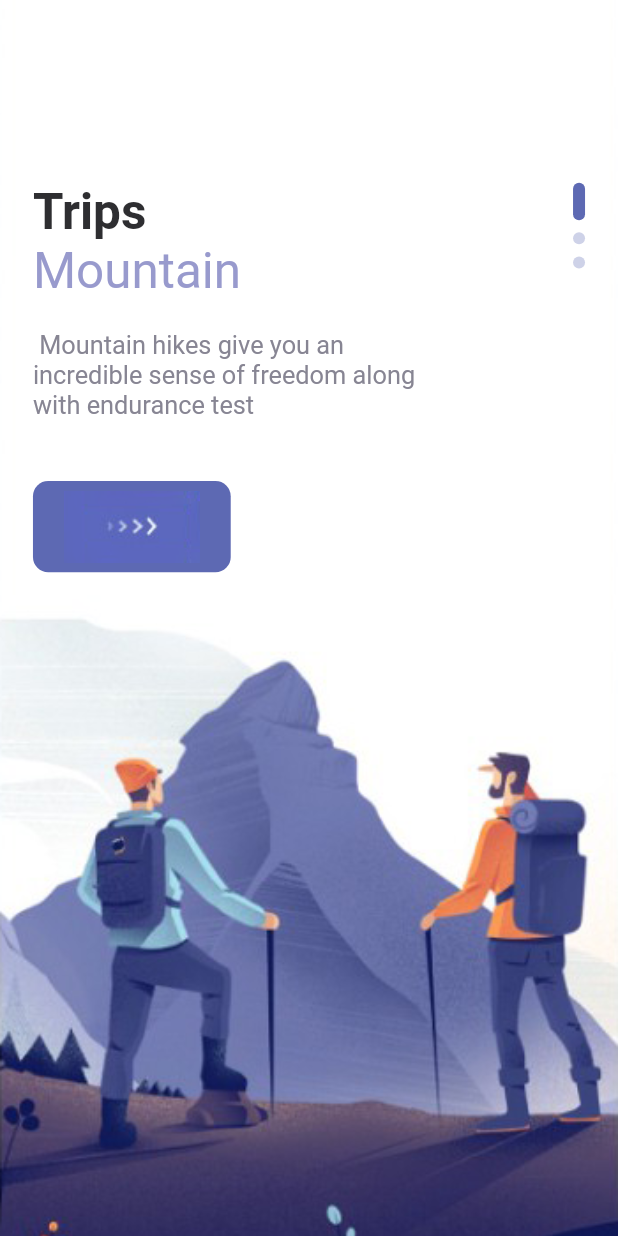
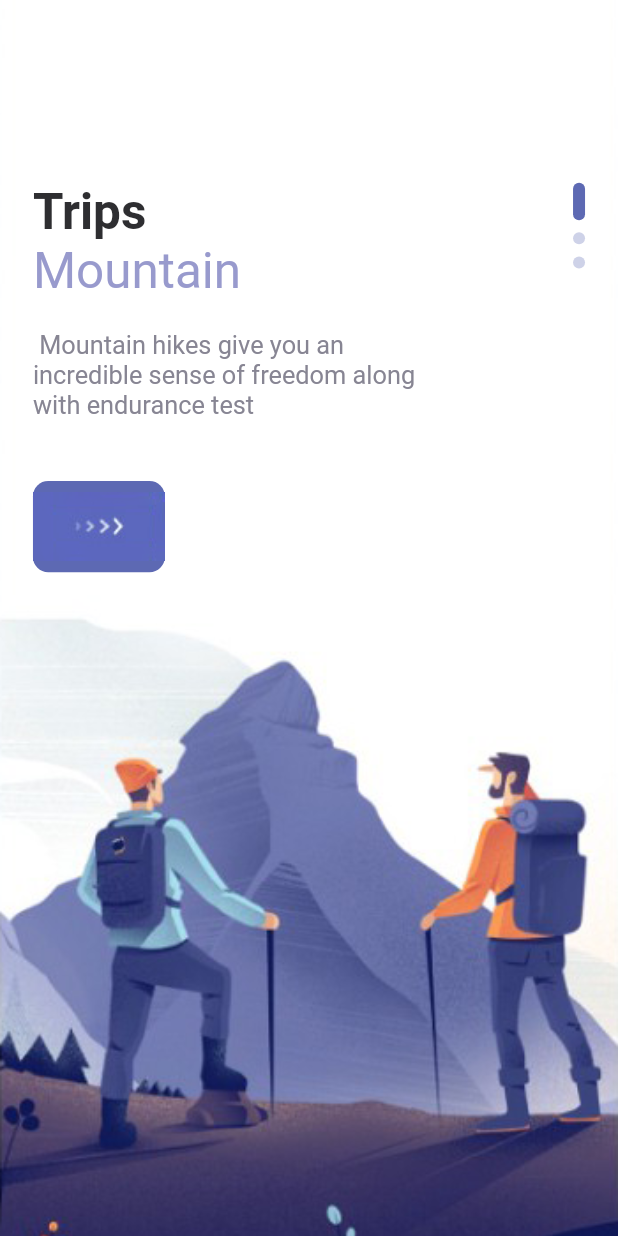
Before and after one commit to lezzycan/TravelApp, a Flutter app: the WelcomePage screen opened directly, on a phone screen of 412 x 824 dp. Run offline on Flutter 3.47's test engine with Material 2 defaults, Android fonts, the phone set to English and light mode, and no system bars; our stand-ins replace bloc, equatable, flutter_bloc, flutter_screenutil.

Commit message:
implemented all screens

```diff
--- a/lib/constants/trv_assets.dart
+++ b/lib/constants/trv_assets.dart
@@ -1,6 +1,7 @@
-class TrvAssets {
-  TrvAssets._();
+class TrvString {
+  TrvString._();
 
+  /// assets string
   static const String ballon = 'img/balloning.png';
   static const String button = 'img/button-one.png';
   static const String hiking = 'img/hiking.png';
@@ -8,6 +9,10 @@ class TrvAssets {
   static const String moutain = 'img/mountain.jpeg';
   static const String snork = 'img/snorkling.png';
   static const String welcome1 = 'img/welcome-one.png';
-   static const String welcome2 = 'img/welcome-two.png';
-    static const String welcome3 = 'img/welcome-three.png';
+  static const String welcome2 = 'img/welcome-two.png';
+  static const String welcome3 = 'img/welcome-three.png';
+
+  /// url
+  static const String baseUrl = 'http://mark.bslmeiyu.com/api';
+  static const String apiUrl = 'getplaces';
 }
--- /dev/null
+++ b/lib/cubit/trv_cubits.dart
@@ -0,0 +1,27 @@
+import 'package:bloc/bloc.dart';
+import 'package:bloc_travel_app/cubit/trv_cubits_state.dart';
+import 'package:bloc_travel_app/model/trv_model.dart';
+import 'package:bloc_travel_app/services/trv_data_service.dart';
+
+class TrvCubits extends Cubit<CubitState> {
+  TrvCubits({required this.dataService}) : super(InitialStates()) {
+    emit(WelcomeStates());
+  }
+  final DataService dataService;
+  late final places;
+  void getData() async {
+    try {
+      emit(LoadingStates());
+      places = await dataService.getInfo();
+      emit(LoadedStates(places));
+    } catch (e) {}
+  }
+
+  void detailPage(TravelModel data) {
+    emit(DetailStates(data));
+  }
+
+  goHome() {
+    emit(LoadedStates(places));
+  }
+}
--- /dev/null
+++ b/lib/cubit/trv_cubits_state.dart
@@ -0,0 +1,35 @@
+import 'package:bloc_travel_app/model/trv_model.dart';
+import 'package:equatable/equatable.dart';
+
+abstract class CubitState extends Equatable {}
+
+class InitialStates extends CubitState {
+  @override
+  List<Object?> get props => [];
+}
+
+class WelcomeStates extends CubitState {
+  @override
+  List<Object?> get props => [];
+}
+
+class LoadingStates extends CubitState {
+  @override
+  List<Object?> get props => [];
+}
+
+class LoadedStates extends CubitState {
+  final List<TravelModel> places;
+  LoadedStates(this.places);
+
+  @override
+  List<Object?> get props => [places];
+}
+
+class DetailStates extends CubitState {
+  final TravelModel data;
+  DetailStates(this.data);
+
+  @override
+  List<Object?> get props => [data];
+}
--- /dev/null
+++ b/lib/model/trv_model.dart
@@ -0,0 +1,74 @@
+// To parse this JSON data, do
+//
+//     final travelModel = travelModelFromJson(jsonString);
+
+import 'dart:convert';
+
+List<TravelModel> travelModelFromJson(String str) => List<TravelModel>.from(json.decode(str).map((x) => TravelModel.fromJson(x)));
+
+String travelModelToJson(List<TravelModel> data) =>
+    json.encode(List<dynamic>.from(data.map((x) => x.toJson())));
+
+class TravelModel {
+  TravelModel({
+    required this.id,
+    required this.name,
+    required this.description,
+    required this.price,
+    required this.stars,
+    required this.people,
+    required this.selectedPeople,
+    required this.img,
+    required this.location,
+    required this.createdAt,
+    required this.updatedAt,
+  });
+
+  int id;
+  String name;
+  String description;
+  int price;
+  int stars;
+  int people;
+  int selectedPeople;
+  String img;
+  String location;
+  DateTime createdAt;
+  DateTime updatedAt;
+
+  factory TravelModel.fromJson(Map<String, dynamic> json) => TravelModel(
+        id: json["id"],
+        name: json["name"],
+        description: json["description"],
+        price: json["price"],
+        stars: json["stars"],
+        people: json["people"],
+        selectedPeople: json["selected_people"],
+        img: json["img"],
+        location: json["location"],
+        createdAt: DateTime.parse(json["created_at"]),
+        updatedAt: DateTime.parse(json["updated_at"]),
+      );
+
+
+
+  Map<String, dynamic> toJson() => {
+        "id": id,
+        "name": name,
+        "description": description,
+        "price": price,
+        "stars": stars,
+        "people": people,
+        "selected_people": selectedPeople,
+        "img": img,
+        "location": location,
+        "created_at": createdAt.toIso8601String(),
+        "updated_at": updatedAt.toIso8601String(),
+      };
+
+ static List<TravelModel> travelfromJson(List travelJson) {
+    return travelJson.map((data) {
+      return TravelModel.fromJson(data);
+    }).toList();
+  }
+}
--- a/lib/pages/welcome_page.dart
+++ b/lib/pages/welcome_page.dart
@@ -1,10 +1,12 @@
 import 'package:bloc_travel_app/constants/trv_assets.dart';
 import 'package:bloc_travel_app/constants/trv_color.dart';
+import 'package:bloc_travel_app/cubit/trv_cubits.dart';
 import 'package:bloc_travel_app/widgets/trv.text.dart';
 import 'package:bloc_travel_app/widgets/trv_large_text.dart';
 import 'package:bloc_travel_app/widgets/trv_resp.dart';
 import 'package:bloc_travel_app/widgets/trv_space.dart';
 import 'package:flutter/material.dart';
+import 'package:flutter_bloc/flutter_bloc.dart';
 import 'package:flutter_screenutil/flutter_screenutil.dart';
 
 class WelcomePage extends StatefulWidget {
@@ -15,14 +17,16 @@ class WelcomePage extends StatefulWidget {
 }
 
 List<String> images = [
-  TrvAssets.welcome1,
-  TrvAssets.welcome2,
-  TrvAssets.welcome3
+  TrvString.welcome1,
+  TrvString.welcome2,
+  TrvString.welcome3
 ];
 
 class _WelcomePageState extends State<WelcomePage> {
+
   @override
   Widget build(BuildContext context) {
+    final blocProvider = BlocProvider.of<TrvCubits>(context);
     return Scaffold(
       body: PageView.builder(
           scrollDirection: Axis.vertical,
@@ -64,8 +68,9 @@ class _WelcomePageState extends State<WelcomePage> {
                         TrvSpace(
                           height: 40.h,
                         ),
-                        const TrvMainButton(
-                          width: 120,
+                         TrvMainButton(
+                          width: 80,
+                          onPressed:blocProvider.getData ,
                         )
                       ],
                     ),
--- a/lib/widgets/trv_resp.dart
+++ b/lib/widgets/trv_resp.dart
@@ -2,25 +2,31 @@ import 'package:bloc_travel_app/constants/trv_assets.dart';
 import 'package:bloc_travel_app/constants/trv_color.dart';
 import 'package:bloc_travel_app/widgets/trv.text.dart';
 import 'package:flutter/cupertino.dart';
-import 'package:flutter/src/widgets/container.dart';
-import 'package:flutter/src/widgets/framework.dart';
+import 'package:flutter/material.dart';
+
 import 'package:flutter_screenutil/flutter_screenutil.dart';
 
 class TrvMainButton extends StatelessWidget {
-  const TrvMainButton({super.key, this.isResponsive = false, this.width = 120});
+  const TrvMainButton(
+      {super.key,
+      this.isResponsive = false,
+    required  this.width,
+      required this.onPressed});
   final bool? isResponsive;
   final double width;
+  final VoidCallback onPressed;
 
   @override
   Widget build(BuildContext context) {
     return Flexible(
+      child: InkWell(
+        onTap: onPressed,
         child: Container(
           height: 60.h,
           width: width.w,
           decoration: BoxDecoration(
               borderRadius: BorderRadius.circular(10.r),
               color: TrvColors.mainColor),
-        child: Flexible(
           child: Row(
             mainAxisAlignment: isResponsive == true
                 ? MainAxisAlignment.spaceBetween
@@ -31,11 +37,12 @@ class TrvMainButton extends StatelessWidget {
                       margin: EdgeInsets.only(left: 20.w),
                       child: const TrvText(
                         text: "Book Trip Now",
+                        size: 16.0,
                         color: TrvColors.buttonBackground,
                       ),
                     )
                   : Container(),
-                  Image.asset(TrvAssets.button),
+             Expanded(child: Image.asset(TrvString.button)),
             ],
           ),
         ),
```
Also changed, not shown: lib/cubit/trv_cubit_logics.dart (added, +41 -0 lines), lib/main.dart (+11 -2 lines), lib/pages/detail_page.dart (+33 -21 lines), lib/pages/home_page.dart (+36 -17 lines), lib/services/trv_data_service.dart (added, +25 -0 lines), lib/widgets/responsive_button.dart (deleted, +0 -35 lines). Lines whose indentation alone changed are shown as unchanged.
